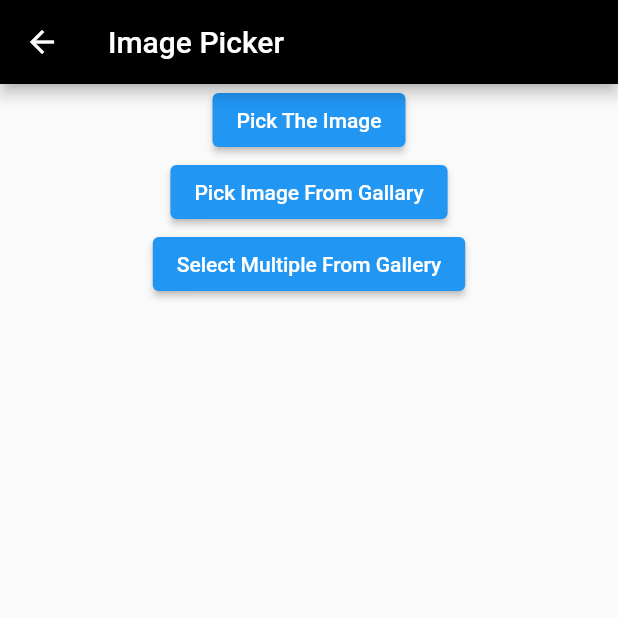
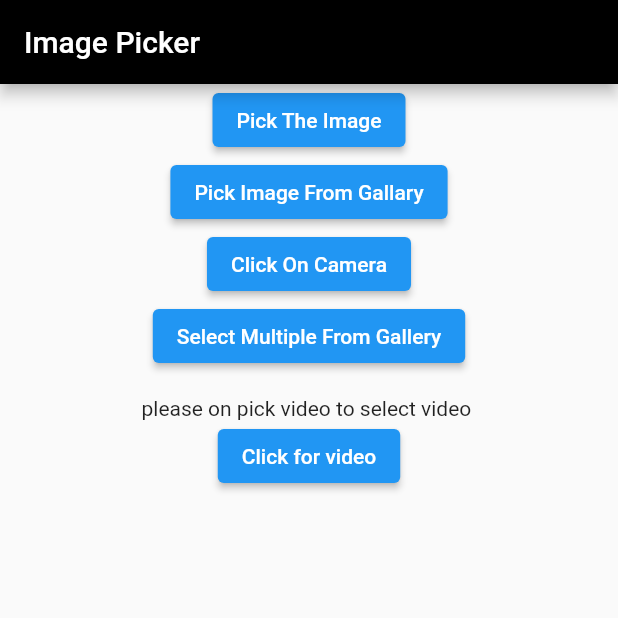
Before and after one commit to hgajipara246/practice_app, a Flutter app: the ImagePickerOne screen opened directly, on a phone screen of 412 x 824 dp, the top half of it. Run offline on Flutter 3.47's test engine with Material 2 defaults, Android fonts, the phone set to English and light mode, and no system bars; our stand-ins replace flutter_svg, image_picker, video_player.

Commit message:
20/4/2023

```diff
--- a/lib/image_picker/image_picker_one.dart
+++ b/lib/image_picker/image_picker_one.dart
@@ -2,6 +2,7 @@ import 'dart:io';
 
 import 'package:flutter/material.dart';
 import 'package:image_picker/image_picker.dart';
+import 'package:video_player/video_player.dart';
 
 class ImagePickerOne extends StatefulWidget {
   const ImagePickerOne({Key? key}) : super(key: key);
@@ -11,21 +12,36 @@ class ImagePickerOne extends StatefulWidget {
 }
 
 class _ImagePickerOneState extends State<ImagePickerOne> {
+  late VideoPlayerController _videoPlayerController;
   final ImagePicker picker = ImagePicker();
   XFile? pickImage;
   final ImagePicker imagePicker = ImagePicker();
   List<XFile>? imageFileList = [];
+  File? image;
 
-  File? image;
+  _pickVideo() async {
+    final video = await picker.getVideo(
+      source: ImageSource.gallery,
+    );
+    var video0 = File(video!.path);
+    _videoPlayerController = VideoPlayerController.file(video0)
+      ..initialize().then((_) {
+        setState(() {});
+        _videoPlayerController.play();
+      });
+  }
 
   @override
   Widget build(BuildContext context) {
+    var video;
+
     return Scaffold(
       appBar: AppBar(
         backgroundColor: Colors.black,
         title: Text("Image Picker"),
       ),
       body: SafeArea(
+        child: SingleChildScrollView(
           child: Column(
             children: [
               if (image != null) Image.file(image!),
@@ -55,36 +71,23 @@ class _ImagePickerOneState extends State<ImagePickerOne> {
                 },
                 child: Text("Pick Image From Gallary"),
               ),
-            // Expanded(
-            //   child: Padding(
-            //     padding: const EdgeInsets.all(8.0),
-            //     child: GridView.builder(
-            //         itemCount: imageFileList!.length,
-            //         gridDelegate: SliverGridDelegateWithFixedCrossAxisCount(crossAxisCount: 3),
-            //         itemBuilder: (BuildContext context, int index) {
-            //           return Image.file(
-            //             File(imageFileList![index].path),
-            //             fit: BoxFit.cover,
-            //           );
-            //         }),
-            //   ),
-            // ),
-
-            // ElevatedButton(
-            //   onPressed: () async {
-            //     PickedFile? pickedFile = await ImagePicker().getImage(
-            //       source: ImageSource.camera,
-            //       maxWidth: 1800,
-            //       maxHeight: 1800,
-            //     );
-            //     if (pickedFile != null) {
-            //       setState(() {
-            //         image = File(pickedFile.path);
-            //       });
-            //     }
-            //   },
-            //   child: Text("Click On Camera"),
-            // ),
+              ElevatedButton(
+                onPressed: () async {
+                  PickedFile? pickedFile = await ImagePicker().getImage(
+                    source: ImageSource.camera,
+                    maxWidth: 1800,
+                    maxHeight: 1800,
+                  );
+                  if (pickedFile != null) {
+                    setState(() {
+                      image = File(pickedFile.path);
+                    });
+                    debugPrint("Pick image -------->> ${pickImage!.path}");
+                    debugPrint("Pick image name -------->> ${pickImage!.name}");
+                  }
+                },
+                child: Text("Click On Camera"),
+              ),
               ElevatedButton(
                 onPressed: () async {
                   final List<XFile>? selectedImages = await imagePicker.pickMultiImage();
@@ -96,10 +99,11 @@ class _ImagePickerOneState extends State<ImagePickerOne> {
                 },
                 child: Text("Select Multiple From Gallery"),
               ),
-            Expanded(
-              child: Padding(
+              Padding(
                 padding: const EdgeInsets.all(8.0),
                 child: GridView.builder(
+                    shrinkWrap: true,
+                    physics: NeverScrollableScrollPhysics(),
                     itemCount: imageFileList!.length,
                     gridDelegate: SliverGridDelegateWithFixedCrossAxisCount(crossAxisCount: 3),
                     itemBuilder: (BuildContext context, int index) {
@@ -109,119 +113,25 @@ class _ImagePickerOneState extends State<ImagePickerOne> {
                       );
                     }),
               ),
+              if (video != null)
+                _videoPlayerController.value.isInitialized
+                    ? AspectRatio(
+                        aspectRatio: _videoPlayerController.value.aspectRatio,
+                        child: VideoPlayer(_videoPlayerController),
+                      )
+                    : Container()
+              else
+                Text("please on pick video to select video "),
+              ElevatedButton(
+                onPressed: () {
+                  _pickVideo();
+                },
+                child: Text("Click for video"),
               ),
             ],
+          ),
         ),
       ),
     );
   }
 }
-// import 'dart:io';
-
-// import 'package:flutter/foundation.dart';
-// import 'package:flutter/material.dart';
-// import 'package:image_picker/image_picker.dart';
-
-// void main() {
-//   runApp(const MyApp());
-// }
-
-// class MyApp extends StatelessWidget {
-//   const MyApp({super.key});
-
-//   @override
-//   Widget build(BuildContext context) {
-//     return MaterialApp(
-//       theme: ThemeData(primaryColor: Colors.green),
-//       home: const MultipleImageSelector(),
-//       debugShowCheckedModeBanner: false,
-//     );
-//   }
-// }
-
-// class MultipleImageSelector extends StatefulWidget {
-//   const MultipleImageSelector({super.key});
-
-//   @override
-//   State<MultipleImageSelector> createState() => _MultipleImageSelectorState();
-// }
-
-// class _MultipleImageSelectorState extends State<MultipleImageSelector> {
-//   List<File> selectedImages = [];
-//   final picker = ImagePicker();
-//   @override
-//   Widget build(BuildContext context) {
-//     // display image selected from gallery
-//     return Scaffold(
-//       appBar: AppBar(
-//         title: const Text('Multiple Images Select'),
-//         backgroundColor: Colors.green,
-//         actions: const [],
-//       ),
-//       body: Center(
-//         child: Column(
-//           mainAxisAlignment: MainAxisAlignment.center,
-//           children: [
-//             const SizedBox(
-//               height: 20,
-//             ),
-//             ElevatedButton(
-//               style: ButtonStyle(
-//                   backgroundColor: MaterialStateProperty.all(Colors.green)),
-//               child: const Text('Select Image from Gallery and Camera'),
-//               onPressed: () {
-//                 getImages();
-//               },
-//             ),
-//             const Padding(
-//               padding: EdgeInsets.symmetric(vertical: 18.0),
-//               child: Text(
-//                 " ",
-//                 textScaleFactor: 3,
-//                 style: TextStyle(color: Colors.green),
-//               ),
-//             ),
-//             Expanded(
-//               child: SizedBox(
-//                 width: 300.0,
-//                 child: selectedImages.isEmpty
-//                     ? const Center(child: Text('Sorry nothing selected!!'))
-//                     : GridView.builder(
-//                         itemCount: selectedImages.length,
-//                         gridDelegate:
-//                             const SliverGridDelegateWithFixedCrossAxisCount(
-//                                 crossAxisCount: 3),
-//                         itemBuilder: (BuildContext context, int index) {
-//                           return Center(
-//                               child: kIsWeb
-//                                   ? Image.network(selectedImages[index].path)
-//                                   : Image.file(selectedImages[index]));
-//                         },
-//                       ),
-//               ),
-//             ),
-//           ],
-//         ),
-//       ),
-//     );
-//   }
-
-//   Future getImages() async {
-//     final pickedFile = await picker.pickMultiImage(
-//         imageQuality: 100, maxHeight: 1000, maxWidth: 1000);
-//     List<XFile> xfilePick = pickedFile;
-
-//     setState(
-//       () {
-//         if (xfilePick.isNotEmpty) {
-//           for (var i = 0; i < xfilePick.length; i++) {
-//             selectedImages.add(File(xfilePick[i].path));
-//           }
-//         } else {
-//           ScaffoldMessenger.of(context).showSnackBar(
-//               const SnackBar(content: Text('Nothing is selected')));
-//         }
-//       },
-//     );
-//   }
-// }
--- a/lib/main.dart
+++ b/lib/main.dart
@@ -15,7 +15,7 @@ class MyApp extends StatelessWidget {
       title: 'Flutter Demo',
       debugShowCheckedModeBanner: false,
       theme: ThemeData(),
-      home: MultipleImageSelector(),
+      home: const ImagePickerOne(),
     );
   }
 }
--- a/pubspec.yaml
+++ b/pubspec.yaml
@@ -38,6 +38,8 @@ dependencies:
   cupertino_icons: ^1.0.2
   flutter_svg: ^2.0.4
   image_picker: ^0.8.7+3
+  video_player: ^2.6.1
+
 
 dev_dependencies:
   flutter_test:
```
Also changed, not shown: pubspec.lock, 1 other file. Lines whose indentation alone changed are shown as unchanged.
